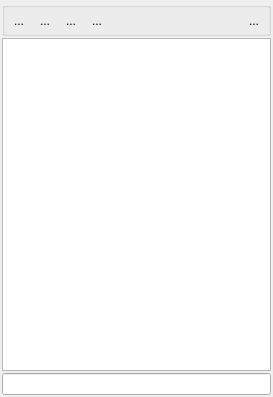
This is Plugins/org.mitk.gui.qt.multilabelsegmentation/src/internal/Common/QmitkLabelSetWidgetControls.ui in MITK/MITK as Qt 5 draws it before an edit. The edited form follows.
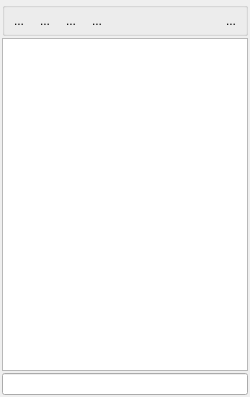
This is the edited form. Icons and pictures are not drawn. Custom widgets are drawn as their Qt base class.

The edit to the form file:
```diff
--- a/Plugins/org.mitk.gui.qt.multilabelsegmentation/src/internal/Common/QmitkLabelSetWidgetControls.ui
+++ b/Plugins/org.mitk.gui.qt.multilabelsegmentation/src/internal/Common/QmitkLabelSetWidgetControls.ui
@@ -6,7 +6,7 @@
    <rect>
     <x>0</x>
     <y>0</y>
-    <width>273</width>
+    <width>250</width>
     <height>397</height>
    </rect>
   </property>
@@ -164,7 +164,14 @@
     </widget>
    </item>
    <item>
-    <widget class="QmitkLabelSetTableWidget" name="m_LabelSetTableWidget"/>
+    <widget class="QmitkLabelSetTableWidget" name="m_LabelSetTableWidget">
+     <property name="sizePolicy">
+      <sizepolicy hsizetype="Expanding" vsizetype="MinimumExpanding">
+       <horstretch>0</horstretch>
+       <verstretch>0</verstretch>
+      </sizepolicy>
+     </property>
+    </widget>
    </item>
    <item>
     <widget class="ctkSearchBox" name="m_LabelSearchBox"/>
```
